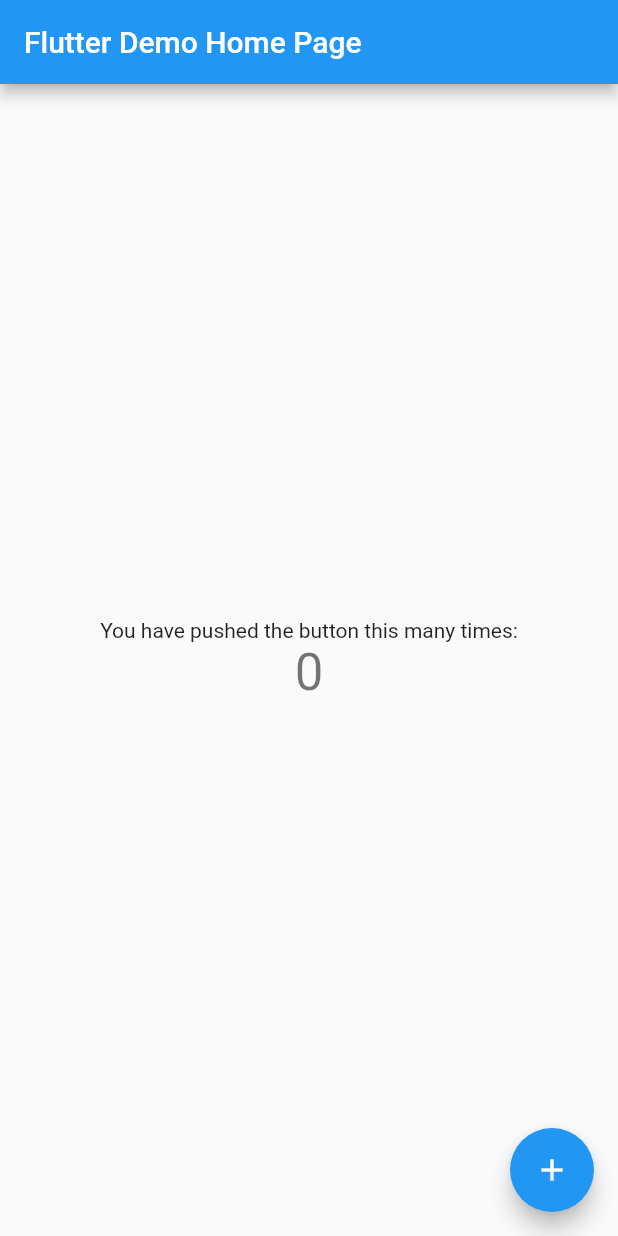
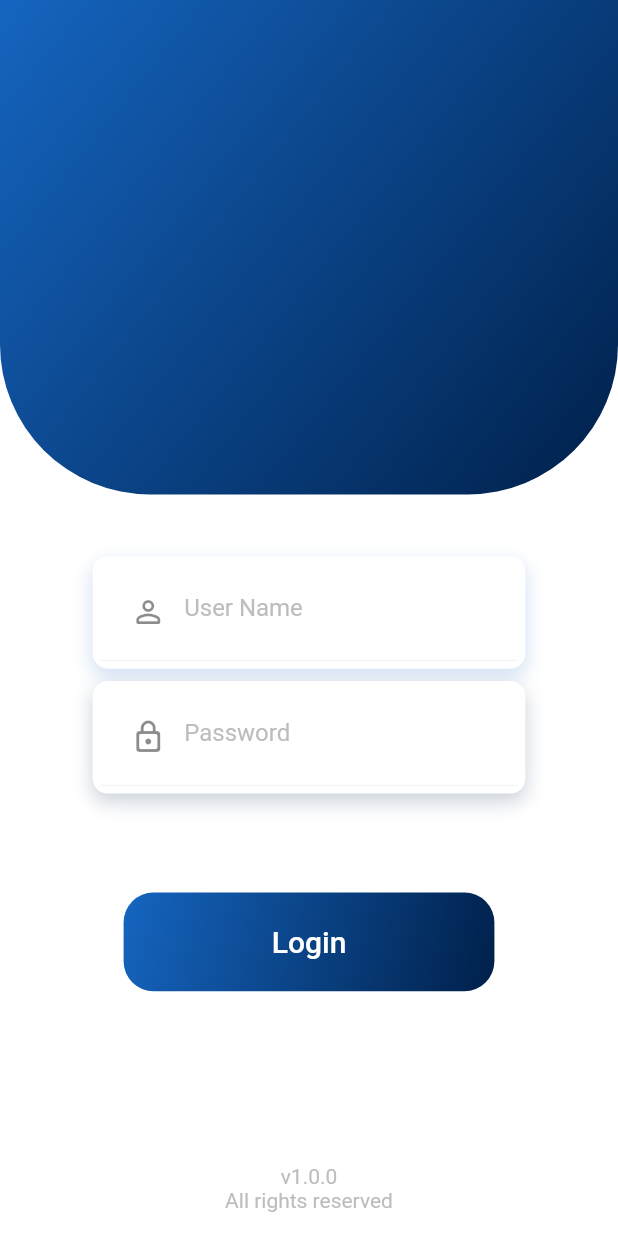
Before and after one commit to VisithaRukshan/warranty_tracking_system, a Flutter app: the screen it shows after launch, on a phone screen of 412 x 824 dp. Run offline on Flutter 3.47's test engine with Material 2 defaults, Android fonts, the phone set to English and light mode, and no system bars.

Commit message:
login page ui done

```diff
--- a/lib/main.dart
+++ b/lib/main.dart
@@ -1,4 +1,5 @@
 import 'package:flutter/material.dart';
+import 'package:warranty_tracking_system/view/login_view.dart';
 
 void main() {
   runApp(const MyApp());
@@ -11,105 +12,11 @@
   @override
   Widget build(BuildContext context) {
     return MaterialApp(
-      title: 'Flutter Demo',
       theme: ThemeData(
-        // This is the theme of your application.
-        //
-        // Try running your application with "flutter run". You'll see the
-        // application has a blue toolbar. Then, without quitting the app, try
-        // changing the primarySwatch below to Colors.green and then invoke
-        // "hot reload" (press "r" in the console where you ran "flutter run",
-        // or simply save your changes to "hot reload" in a Flutter IDE).
-        // Notice that the counter didn't reset back to zero; the application
-        // is not restarted.
         primarySwatch: Colors.blue,
       ),
-      home: const MyHomePage(title: 'Flutter Demo Home Page'),
+      debugShowCheckedModeBanner: false,
+      home: const LoginView(),
     );
   }
 }
-
-class MyHomePage extends StatefulWidget {
-  const MyHomePage({Key? key, required this.title}) : super(key: key);
-
-  // This widget is the home page of your application. It is stateful, meaning
-  // that it has a State object (defined below) that contains fields that affect
-  // how it looks.
-
-  // This class is the configuration for the state. It holds the values (in this
-  // case the title) provided by the parent (in this case the App widget) and
-  // used by the build method of the State. Fields in a Widget subclass are
-  // always marked "final".
-
-  final String title;
-
-  @override
-  State<MyHomePage> createState() => _MyHomePageState();
-}
-
-class _MyHomePageState extends State<MyHomePage> {
-  int _counter = 0;
-
-  void _incrementCounter() {
-    setState(() {
-      // This call to setState tells the Flutter framework that something has
-      // changed in this State, which causes it to rerun the build method below
-      // so that the display can reflect the updated values. If we changed
-      // _counter without calling setState(), then the build method would not be
-      // called again, and so nothing would appear to happen.
-      _counter++;
-    });
-  }
-
-  @override
-  Widget build(BuildContext context) {
-    // This method is rerun every time setState is called, for instance as done
-    // by the _incrementCounter method above.
-    //
-    // The Flutter framework has been optimized to make rerunning build methods
-    // fast, so that you can just rebuild anything that needs updating rather
-    // than having to individually change instances of widgets.
-    return Scaffold(
-      appBar: AppBar(
-        // Here we take the value from the MyHomePage object that was created by
-        // the App.build method, and use it to set our appbar title.
-        title: Text(widget.title),
-      ),
-      body: Center(
-        // Center is a layout widget. It takes a single child and positions it
-        // in the middle of the parent.
-        child: Column(
-          // Column is also a layout widget. It takes a list of children and
-          // arranges them vertically. By default, it sizes itself to fit its
-          // children horizontally, and tries to be as tall as its parent.
-          //
-          // Invoke "debug painting" (press "p" in the console, choose the
-          // "Toggle Debug Paint" action from the Flutter Inspector in Android
-          // Studio, or the "Toggle Debug Paint" command in Visual Studio Code)
-          // to see the wireframe for each widget.
-          //
-          // Column has various properties to control how it sizes itself and
-          // how it positions its children. Here we use mainAxisAlignment to
-          // center the children vertically; the main axis here is the vertical
-          // axis because Columns are vertical (the cross axis would be
-          // horizontal).
-          mainAxisAlignment: MainAxisAlignment.center,
-          children: <Widget>[
-            const Text(
-              'You have pushed the button this many times:',
-            ),
-            Text(
-              '$_counter',
-              style: Theme.of(context).textTheme.headline4,
-            ),
-          ],
-        ),
-      ),
-      floatingActionButton: FloatingActionButton(
-        onPressed: _incrementCounter,
-        tooltip: 'Increment',
-        child: const Icon(Icons.add),
-      ), // This trailing comma makes auto-formatting nicer for build methods.
-    );
-  }
-}
--- /dev/null
+++ b/lib/support/colors.dart
@@ -0,0 +1,10 @@
+
+import 'package:flutter/cupertino.dart';
+import 'package:flutter/material.dart';
+
+
+Color gray100 = const Color(0xFFF5F5F5);
+Color gray400 = const Color(0xFFBDBDBD);
+Color gray600 = const Color(0xFF757575);
+Color blue800 = const Color(0xFF1565C0);
+Color darkblue = const Color(0xFF00204A);
--- /dev/null
+++ b/lib/view/login_view.dart
@@ -0,0 +1,186 @@
+import 'package:flutter/material.dart';
+import 'package:warranty_tracking_system/support/colors.dart';
+
+class LoginView extends StatefulWidget {
+  const LoginView({Key? key}) : super(key: key);
+
+  @override
+  _LoginViewState createState() => _LoginViewState();
+}
+
+class _LoginViewState extends State<LoginView> {
+  @override
+  Widget build(BuildContext context) {
+    var size = MediaQuery.of(context).size;
+    return Scaffold(
+      backgroundColor: Colors.white,
+      body: Column(
+        children: <Widget>[
+          Container(
+            height: size.height * 0.4,
+            decoration: BoxDecoration(
+              gradient: LinearGradient(
+                colors: [blue800, darkblue],
+                begin: Alignment.topLeft,
+                end: Alignment.bottomRight,
+              ),
+              borderRadius: const BorderRadius.only(
+                bottomLeft: Radius.circular(100),
+                bottomRight: Radius.circular(100),
+              ),
+            ),
+          ),
+          SizedBox(
+            height: size.height * 0.05,
+          ),
+          Expanded(
+            child: SingleChildScrollView(
+              child: Column(
+                children: [
+                  Padding(
+                    padding: EdgeInsets.only(
+                      left: size.width * 0.15,
+                      right: size.width * 0.15,
+                    ),
+                    child: SizedBox(
+                      height: size.height * 0.54,
+                      child: Column(
+                        children: <Widget>[
+                          Container(
+                            padding: const EdgeInsets.all(5.0),
+                            decoration: BoxDecoration(
+                              color: Colors.white,
+                              borderRadius: BorderRadius.circular(10),
+                              boxShadow: [
+                                BoxShadow(
+                                  color: blue800.withOpacity(0.2),
+                                  blurRadius: 10.0,
+                                  offset: const Offset(0, 5),
+                                ),
+                              ],
+                            ),
+                            child: Container(
+                              padding: const EdgeInsets.all(8.0),
+                              decoration: BoxDecoration(
+                                border: Border(
+                                  bottom: BorderSide(color: gray100),
+                                ),
+                              ),
+                              child: TextField(
+                                decoration: InputDecoration(
+                                    prefixIcon: const Icon(Icons.person_outline_rounded),
+                                    border: InputBorder.none,
+                                    hintText: "User Name",
+                                    hintStyle: TextStyle(
+                                      color: gray400,
+                                    )),
+                              ),
+                            ),
+                          ),
+                          SizedBox(
+                            height: size.height * 0.01,
+                          ),
+                          Container(
+                            padding: const EdgeInsets.all(5.0),
+                            decoration: BoxDecoration(
+                              color: Colors.white,
+                              borderRadius: BorderRadius.circular(10),
+                              boxShadow: [
+                                BoxShadow(
+                                  color: darkblue.withOpacity(0.2),
+                                  blurRadius: 10.0,
+                                  offset: const Offset(0, 5),
+                                ),
+                              ],
+                            ),
+                            child: Container(
+                              padding: const EdgeInsets.all(8.0),
+                              decoration: BoxDecoration(
+                                border: Border(
+                                  bottom: BorderSide(
+                                    color: gray100,
+                                  ),
+                                ),
+                              ),
+                              child: TextField(
+                                decoration: InputDecoration(
+                                  prefixIcon: const Icon(Icons.lock_outline_rounded),
+                                  border: InputBorder.none,
+                                  hintText: "Password",
+                                  hintStyle: TextStyle(
+                                    color: gray400,
+                                  ),
+                                ),
+                                obscureText: true,
+                                enableSuggestions: false,
+                                autocorrect: false,
+                              ),
+                            ),
+                          ),
+                          SizedBox(
+                            height: size.height * 0.08,
+                          ),
+                          Padding(
+                            padding: EdgeInsets.only(
+                              left: size.width * 0.05,
+                              right: size.width * 0.05,
+                            ),
+                            child: GestureDetector(
+                              child: Container(
+                                height: size.height * 0.08,
+                                decoration: BoxDecoration(
+                                  gradient: LinearGradient(
+                                    colors: [blue800, darkblue],
+                                    begin: Alignment.topLeft,
+                                    end: Alignment.bottomRight,
+                                  ),
+                                  borderRadius: BorderRadius.circular(20),
+                                ),
+                                child: const Center(
+                                  child: Text(
+                                    "Login",
+                                    style: TextStyle(
+                                      color: Colors.white,
+                                      fontWeight: FontWeight.w500,
+                                      fontSize: 20,
+                                    ),
+                                  ),
+                                ),
+                              ),
+                              onTap: () {
+
+                              },
+                            ),
+                          ),
+                          SizedBox(
+                            height: size.height * 0.14,
+                          ),
+                          Center(
+                            child: Text(
+                              "v1.0.0",
+                              style: TextStyle(
+                                color: gray400,
+                              ),
+                            ),
+                          ),
+                          Center(
+                            child: Text(
+                              "All rights reserved",
+                              style: TextStyle(
+                                color: gray400,
+                              ),
+                            ),
+                          )
+                        ],
+                      ),
+                    ),
+                  ),
+                ],
+              ),
+            ),
+          ),
+        ],
+      ),
+    );
+  }
+}
```
